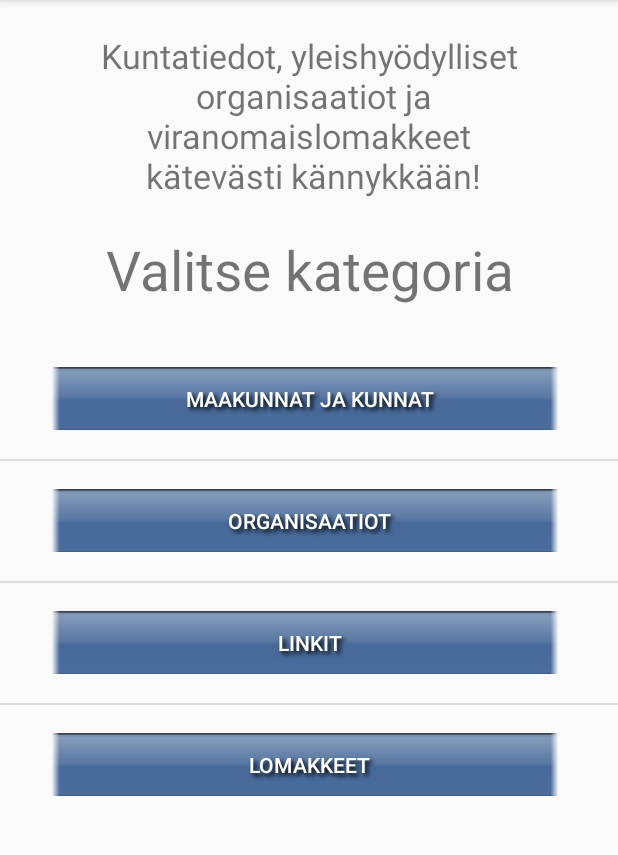
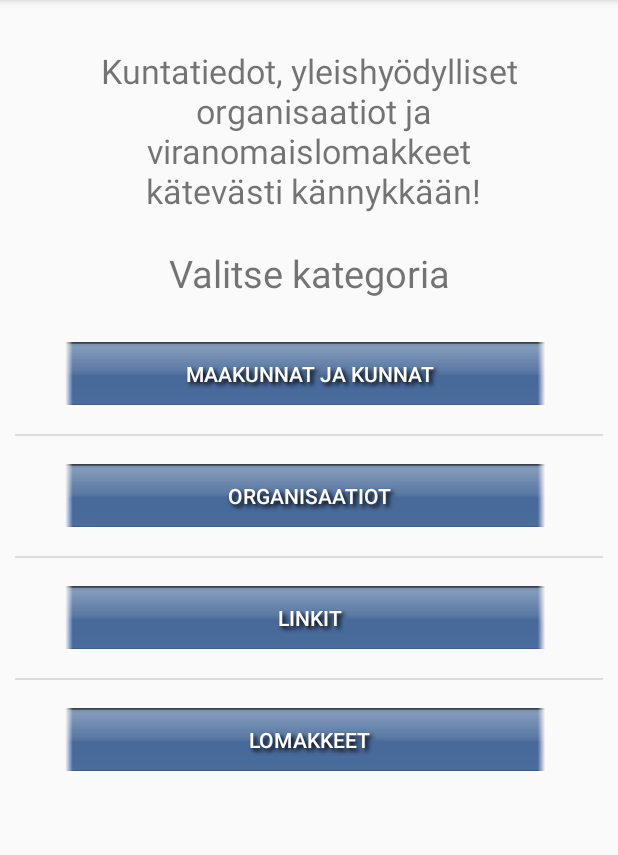
Before and after one commit to azumiar2016/Mobiiliprojekti, an Android app: the screen it shows after launch (MainActivity), on a phone screen of 412 x 824 dp, the part 84-939 px from its top. Run offline under Robolectric (Android 15) with nearby library versions, the phone set to English and light mode, and no system bars.

Commit message:
ScrollView added

```diff
--- a/SuomiFi/app/src/main/java/suomi/fi/MainActivity.java
+++ b/SuomiFi/app/src/main/java/suomi/fi/MainActivity.java
@@ -1,20 +1,14 @@
 package suomi.fi;
 
-import android.content.Context;
 import android.content.Intent;
 import android.content.res.Configuration;
 import android.support.v7.app.AppCompatActivity;
 import android.os.Bundle;
-import android.util.Log;
 import android.view.Menu;
 import android.view.MenuInflater;
 import android.view.MenuItem;
 import android.widget.ListView;
-import android.widget.SearchView;
 import android.widget.Toast;
-
-import org.json.JSONException;
-import org.json.JSONObject;
 
 import java.util.ArrayList;
 import java.util.Arrays;
@@ -38,7 +32,7 @@ public class MainActivity extends AppCompatActivity {
     @Override
     protected void onCreate(Bundle savedInstanceState) {
         super.onCreate(savedInstanceState);
-        setContentView(R.layout.activity_main_jarno);
+        setContentView(R.layout.activity_main);
 
         buttonArray = new ArrayList<String>(
              Arrays.asList(
--- a/SuomiFi/app/src/main/res/layout/activity_main.xml
+++ b/SuomiFi/app/src/main/res/layout/activity_main.xml
@@ -1,12 +1,37 @@
 <?xml version="1.0" encoding="utf-8"?>
-<RelativeLayout xmlns:android="http://schemas.android.com/apk/res/android"
+<LinearLayout xmlns:android="http://schemas.android.com/apk/res/android"
     xmlns:tools="http://schemas.android.com/tools"
+    android:layout_width="fill_parent"
+    android:layout_height="match_parent"
+    tools:context="suomi.fi.MainActivity"
+    android:orientation="vertical"
+    android:padding="10dp">
+    <ScrollView
         android:layout_width="match_parent"
         android:layout_height="match_parent"
-tools:context="suomi.fi.MainActivity">
+        android:fillViewport="true">
+        <LinearLayout
+            android:layout_width="match_parent"
+            android:layout_height="wrap_content"
+            android:orientation="vertical">
+            <TextView
+                android:id="@+id/activity_main_info"
+                android:layout_width="match_parent"
+                android:layout_height="wrap_content"
+                android:text="@string/activity_main_info"
+                style="@style/activity_main_info"/>
+
+            <TextView
+                android:id="@+id/activity_main_title"
+                android:layout_width="match_parent"
+                android:layout_height="wrap_content"
+                android:text="@string/activity_main_title"
+                style="@style/activity_main_title"/>
 
             <ListView
                 android:id="@+id/list"
                 android:layout_width="fill_parent"
                 android:layout_height="wrap_content" />
-</RelativeLayout>
+        </LinearLayout>
+    </ScrollView>
+</LinearLayout>
--- a/SuomiFi/app/src/main/res/values/styles.xml
+++ b/SuomiFi/app/src/main/res/values/styles.xml
@@ -17,8 +17,8 @@
 
     <style name="activity_main_title">
         <item name="android:gravity">center</item>
-        <item name="android:paddingBottom">10pt</item>
-        <item name="android:textSize">55px</item>
+        <item name="android:paddingBottom">10sp</item>
+        <item name="android:textSize">25sp</item>
     </style>
 
     <style name="activity_main_button">
@@ -66,7 +66,7 @@
     <style name="activity_main2_title">
         <item name="android:gravity">center</item>
         <item name="android:padding">10pt</item>
-        <item name="android:textSize">55px</item>
+        <item name="android:textSize">25sp</item>
     </style>
     <!-- Jarno layout end-->
 
```
Also changed, not shown: SuomiFi/app/src/main/java/suomi/fi/Main2Activity.java (+1 -8 lines), SuomiFi/app/src/main/java/suomi/fi/MunicipalityActivity.java (+1 -6 lines), SuomiFi/app/src/main/res/layout/activity_main2.xml (+5 -3 lines), SuomiFi/app/src/main/res/layout/activity_municipality.xml (+37 -9 lines). Lines whose indentation alone changed are shown as unchanged.
